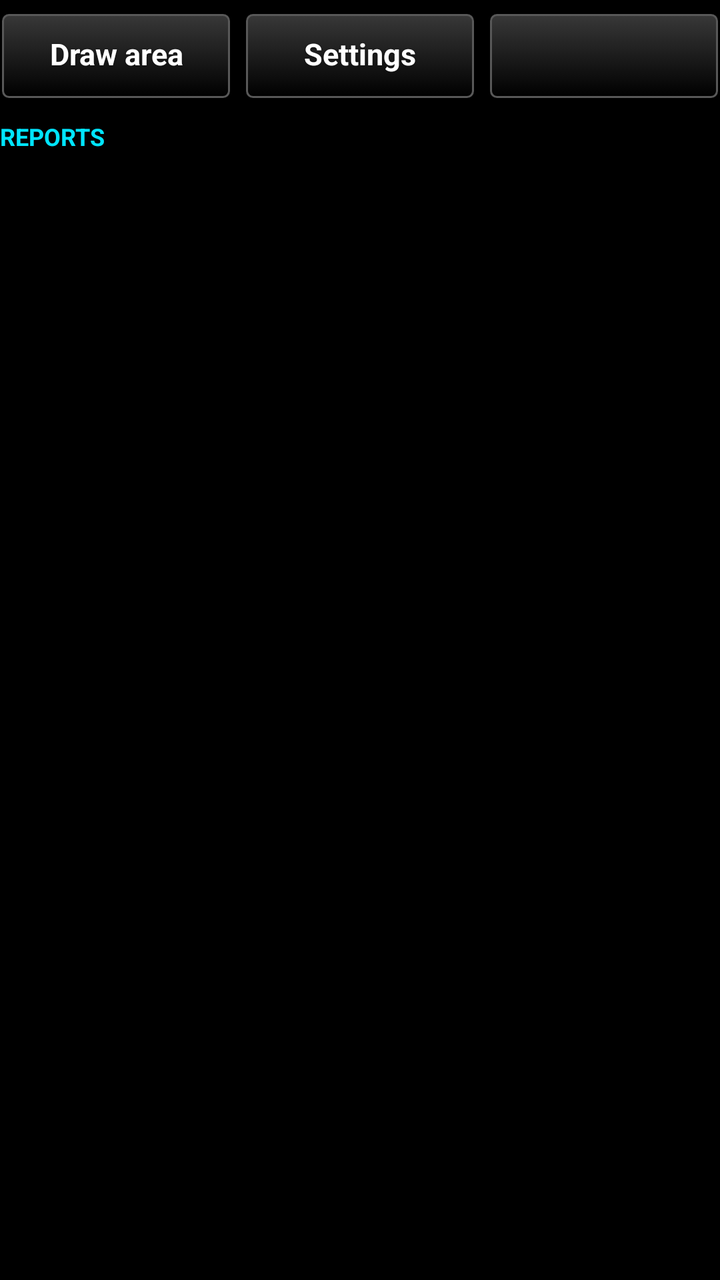
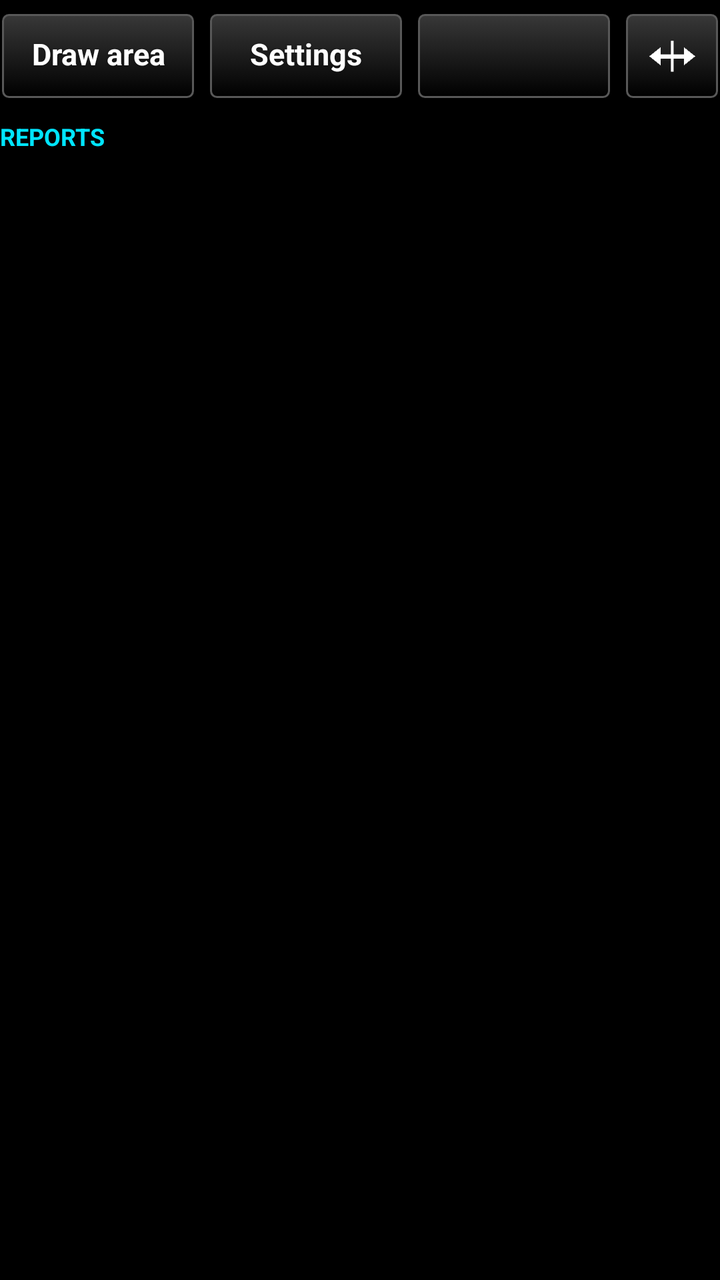

Screens rendered from an Android XML layout before and after an edit, with the pre-edit source and the edit as a unified diff.
<!-- AndroidManifest.xml: application theme AppTheme -->
<!-- res/layout/controls_header.xml -->
<?xml version="1.0" encoding="utf-8"?>
<LinearLayout xmlns:android="http://schemas.android.com/apk/res/android"
    android:layout_width="match_parent"
    android:layout_height="wrap_content"
    android:orientation="vertical">

    <LinearLayout
        android:layout_width="match_parent"
        android:layout_height="wrap_content"
        android:orientation="horizontal"
        android:layout_marginTop="6dp">

        <Button
            android:id="@+id/btn_draw"
            style="@style/TakwerxButton"
            android:layout_width="0dp"
            android:layout_weight="1"
            android:layout_height="wrap_content"
            android:text="@string/draw_area" />

        <Button
            android:id="@+id/btn_settings"
            style="@style/TakwerxButton"
            android:layout_width="0dp"
            android:layout_weight="1"
            android:layout_height="wrap_content"
            android:layout_marginLeft="6dp"
            android:text="@string/settings" />

        <Button
            android:id="@+id/btn_areas"
            style="@style/TakwerxButton"
            android:layout_width="0dp"
            android:layout_weight="1"
            android:layout_height="wrap_content"
            android:layout_marginLeft="6dp" />
    </LinearLayout>

    <TextView
        style="@style/TakwerxSectionHeading"
        android:layout_width="match_parent"
        android:layout_height="wrap_content"
        android:paddingTop="10dp"
        android:text="@string/heading_reports" />

</LinearLayout>
<!-- resources referenced by this layout -->
<resources>
  <string name="draw_area">Draw area</string>
  <string name="heading_reports">Reports</string>
  <string name="settings">Settings</string>
  <style name="TakwerxButton" parent="@style/darkButton">
          <item name="android:paddingLeft">12dp</item>
          <item name="android:paddingRight">12dp</item>
          <item name="android:paddingTop">6dp</item>
          <item name="android:paddingBottom">8dp</item>
          <item name="android:minHeight">44dp</item>
          <item name="android:minWidth">0dp</item>
          <item name="android:textSize">15sp</item>
          <item name="android:singleLine">true</item>
          <item name="android:ellipsize">end</item>
      </style>
  <style name="TakwerxSectionHeading">
          <item name="android:textSize">12sp</item>
          <item name="android:textAllCaps">true</item>
          <item name="android:textStyle">bold</item>
          <item name="android:textColor">#00E5FF</item>
          <item name="android:paddingTop">12dp</item>
          <item name="android:paddingBottom">2dp</item>
      </style>
  <style name="AppTheme" parent="@android:style/Theme.Holo">
          <item name="android:buttonStyle">@android:style/Widget.Button</item>
          <item name="android:imageButtonStyle">@android:style/Widget.Button</item>
          <item name="android:buttonStyleToggle">@android:style/Widget.Button</item>
          <item name="android:spinnerStyle">@style/ATAKSpinner</item>
          <item name="android:spinnerItemStyle">@style/ATAKSpinnerItem</item>
          <item name="android:editTextStyle">@style/ATAKEditText</item>
      </style>
  <style name="ATAKSpinner" parent="@android:style/Widget.Spinner">
          <item name="android:spinnerMode">dialog</item>
      </style>
  <style name="ATAKSpinnerItem">
          <item name="android:textColor">@android:color/white</item>
          <item name="android:dropDownVerticalOffset">0dip</item>
          <item name="android:dropDownHorizontalOffset">0dip</item>
          <item name="android:dropDownWidth">wrap_content</item>
          <item name="android:gravity">left|center_vertical</item>
      </style>
  <style name="ATAKEditText" parent="@android:style/Widget.EditText">
          
          
  
          
          <item name="android:imeOptions">flagNoFullscreen</item>
      </style>
  <color name="darker_gray">#121212</color>
  <color name="white">#ffffff</color>
  <dimen name="fontSize">14sp</dimen>
  <!-- drawable new_dark_button_disabled (drawable) -->
  <?xml version="1.0" encoding="utf-8"?>
  <layer-list xmlns:android="http://schemas.android.com/apk/res/android">
      <item android:bottom="1dp" android:right="1dp" android:left="1dp" android:top="1dp">
          <shape android:shape="rectangle">
              <corners android:radius="3dp" />
              <stroke
                  android:width="1dp"
                  android:color="#484848" />
              <solid android:color="#484848" />
          </shape>
      </item>
  </layer-list>
  <!-- unchanged entries left out for length: 4 -->
</resources>

<!-- the commit's change to res/layout/controls_header.xml (unified diff, before → after) -->
@@ -34,6 +34,16 @@
             android:layout_weight="1"
             android:layout_height="wrap_content"
             android:layout_marginLeft="6dp" />
+
+        <ImageButton
+            android:id="@+id/btn_wide_main"
+            style="@style/TakwerxIconButton"
+            android:layout_width="48dp"
+            android:layout_weight="0"
+            android:layout_marginLeft="6dp"
+            android:layout_marginRight="0dp"
+            android:contentDescription="@string/wide"
+            android:src="@drawable/ic_wide" />
     </LinearLayout>
 
     <TextView
<!-- resource entries referenced after the edit -->
@@ -1,8 +1,10 @@
 <!-- resources referenced by this layout -->
 <resources>
+  <!-- drawable ic_wide: png bitmap (drawable, 462 bytes) -->
   <string name="draw_area">Draw area</string>
   <string name="heading_reports">Reports</string>
   <string name="settings">Settings</string>
+  <string name="wide">Wide or half width</string>
   <style name="TakwerxButton" parent="@style/darkButton">
           <item name="android:paddingLeft">12dp</item>
           <item name="android:paddingRight">12dp</item>
@@ -13,6 +15,16 @@
           <item name="android:textSize">15sp</item>
           <item name="android:singleLine">true</item>
           <item name="android:ellipsize">end</item>
+      </style>
+  <style name="TakwerxIconButton">
+          <item name="android:layout_width">0dp</item>
+          <item name="android:layout_weight">1</item>
+          <item name="android:layout_height">44dp</item>
+          <item name="android:layout_marginLeft">2dp</item>
+          <item name="android:layout_marginRight">2dp</item>
+          <item name="android:background">@drawable/btn_gray</item>
+          <item name="android:scaleType">centerInside</item>
+          <item name="android:padding">9dp</item>
       </style>
   <style name="TakwerxSectionHeading">
           <item name="android:textSize">12sp</item>
